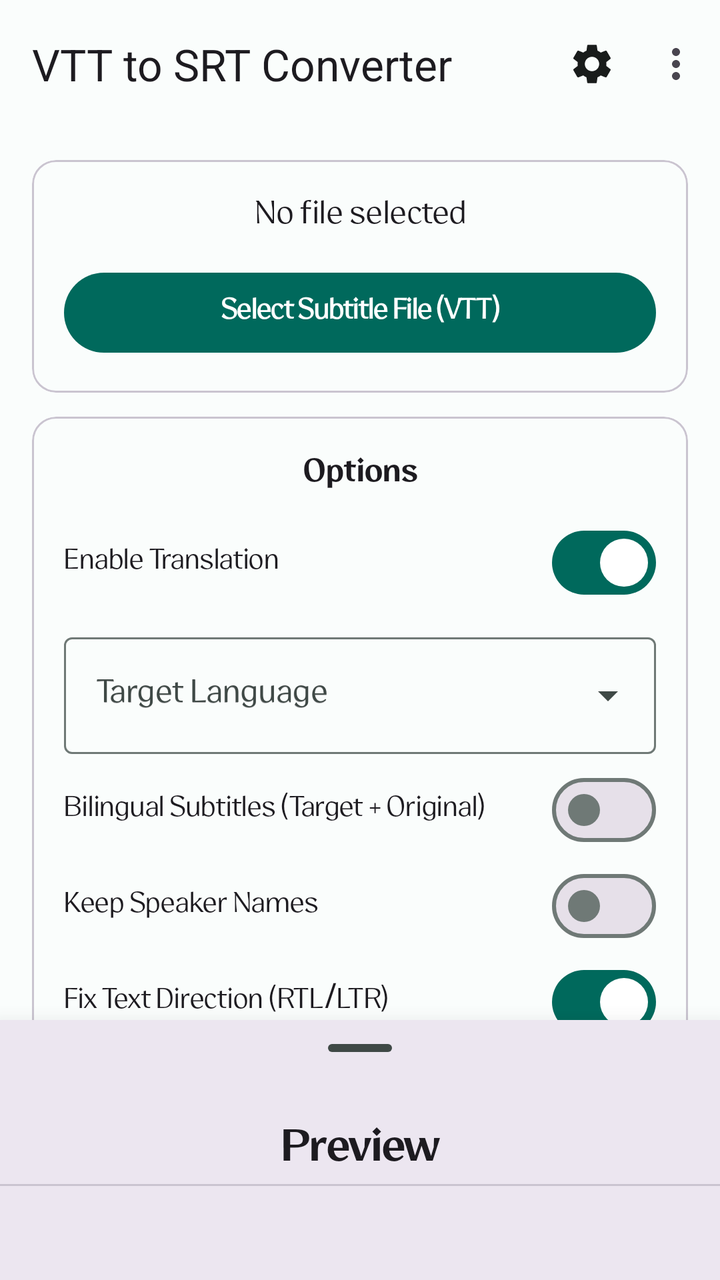
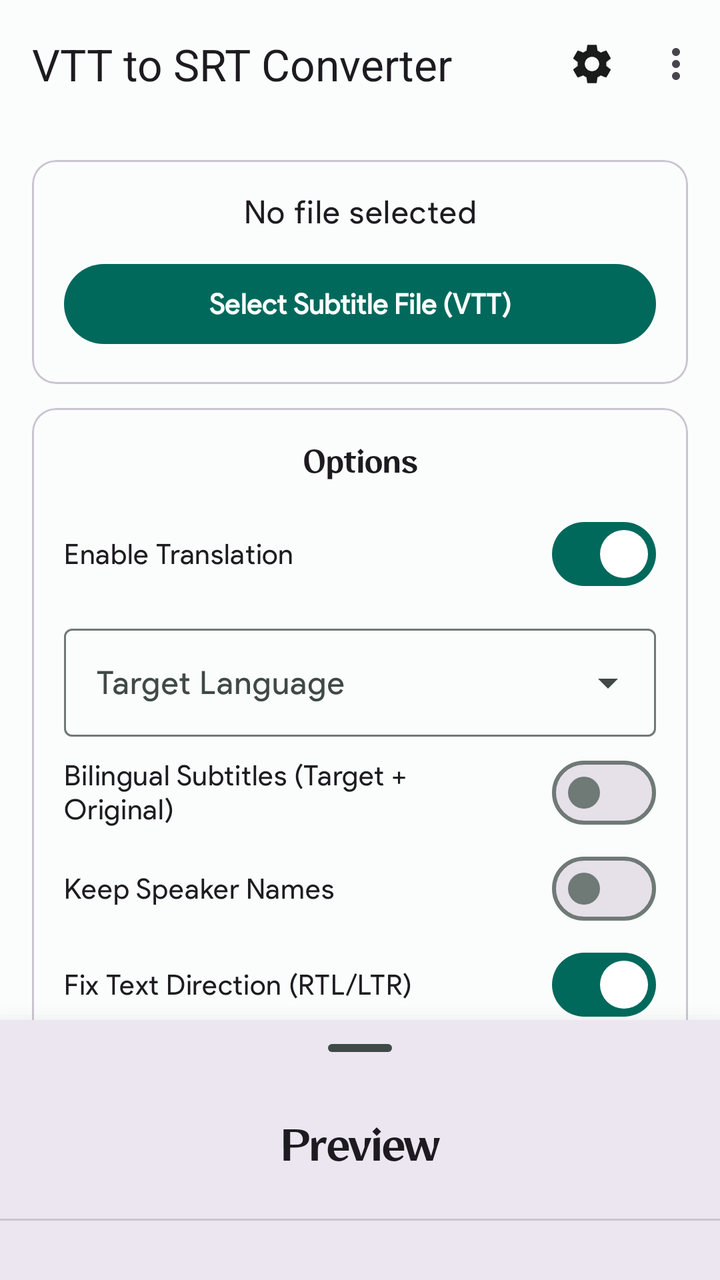

An Android layout rendered at two revisions. The XML below is the earlier revision; the diff shows what the commit changed to produce the second picture.
<!-- AndroidManifest.xml: application theme Theme.Vtt2Srt -->
<!-- res/layout/activity_main.xml -->
<?xml version="1.0" encoding="utf-8"?>
<androidx.coordinatorlayout.widget.CoordinatorLayout
    xmlns:android="http://schemas.android.com/apk/res/android"
    xmlns:app="http://schemas.android.com/apk/res-auto"
    android:layout_width="match_parent"
    android:layout_height="match_parent">

    
    <LinearLayout
        android:layout_width="match_parent"
        android:layout_height="match_parent"
        android:orientation="vertical">

        <com.google.android.material.appbar.AppBarLayout
            android:id="@+id/appbar"
            android:layout_width="match_parent"
            android:layout_height="wrap_content">

            <com.google.android.material.appbar.MaterialToolbar
                android:id="@+id/toolbar"
                android:layout_width="match_parent"
                android:layout_height="?attr/actionBarSize"
                app:menu="@menu/main_menu"
                app:title="@string/app_name" />

        </com.google.android.material.appbar.AppBarLayout>

        <androidx.core.widget.NestedScrollView
            android:layout_width="match_parent"
            android:layout_height="match_parent"
            android:fadingEdgeLength="16dp"
            android:fillViewport="true"
            android:requiresFadingEdge="vertical">

            <LinearLayout
                android:layout_width="match_parent"
                android:layout_height="wrap_content"
                android:orientation="vertical"
                android:padding="16dp"
                android:paddingBottom="180dp">

                
                <com.google.android.material.card.MaterialCardView
                    style="@style/Widget.Material3.CardView.Outlined"
                    android:layout_width="match_parent"
                    android:layout_height="wrap_content"
                    android:layout_marginBottom="12dp">

                    <LinearLayout
                        android:layout_width="match_parent"
                        android:layout_height="wrap_content"
                        android:orientation="vertical"
                        android:padding="16dp">

                        <com.google.android.material.textview.MaterialTextView
                            android:id="@+id/tvFileName"
                            android:layout_width="match_parent"
                            android:layout_height="wrap_content"
                            android:gravity="center"
                            android:text="@string/no_file"
                            android:textAppearance="?attr/textAppearanceBodyLarge" />

                        <com.google.android.material.button.MaterialButton
                            android:id="@+id/btnPick"
                            android:layout_width="match_parent"
                            android:layout_height="wrap_content"
                            android:layout_marginTop="12dp"
                            android:text="@string/pick_file"
                            android:textStyle="bold" />
                    </LinearLayout>
                </com.google.android.material.card.MaterialCardView>

                
                <com.google.android.material.card.MaterialCardView
                    style="@style/Widget.Material3.CardView.Outlined"
                    android:layout_width="match_parent"
                    android:layout_height="wrap_content"
                    android:layout_marginBottom="12dp">

                    <LinearLayout
                        android:layout_width="match_parent"
                        android:layout_height="wrap_content"
                        android:orientation="vertical"
                        android:padding="16dp">

                        <com.google.android.material.textview.MaterialTextView
                            android:layout_width="match_parent"
                            android:layout_height="wrap_content"
                            android:layout_marginBottom="8dp"
                            android:gravity="center"
                            app:fontFamily="@font/qomra_bold"
                            android:text="@string/options_title"
                            android:textAppearance="?attr/textAppearanceTitleMedium" />

                        <com.google.android.material.materialswitch.MaterialSwitch
                            android:id="@+id/swTranslate"
                            android:layout_width="match_parent"
                            android:layout_height="wrap_content"
                            android:checked="true"
                            android:text="@string/opt_translate" />

                        <com.google.android.material.textfield.TextInputLayout
                            android:id="@+id/tlTargetLanguage"
                            style="@style/Widget.Material3.TextInputLayout.OutlinedBox.ExposedDropdownMenu"
                            android:layout_width="match_parent"
                            android:layout_height="wrap_content"
                            android:layout_marginTop="8dp"
                            android:layout_marginBottom="4dp"
                            android:hint="@string/target_language_hint">

                            <AutoCompleteTextView
                                android:id="@+id/actvTargetLanguage"
                                android:layout_width="match_parent"
                                android:layout_height="wrap_content"
                                android:focusable="false"
                                android:hint="@string/target_language_hint"
                                android:inputType="none" />
                        </com.google.android.material.textfield.TextInputLayout>

                        <com.google.android.material.materialswitch.MaterialSwitch
                            android:id="@+id/swBilingual"
                            android:layout_width="match_parent"
                            android:layout_height="wrap_content"
                            android:text="@string/opt_bilingual" />

                        <com.google.android.material.materialswitch.MaterialSwitch
                            android:id="@+id/swSpeakers"
                            android:layout_width="match_parent"
                            android:layout_height="wrap_content"
                            android:text="@string/opt_speakers" />

                        <com.google.android.material.materialswitch.MaterialSwitch
                            android:id="@+id/swRtl"
                            android:layout_width="match_parent"
                            android:layout_height="wrap_content"
                            android:checked="true"
                            android:text="@string/opt_rtl" />
                    </LinearLayout>
                </com.google.android.material.card.MaterialCardView>

                
                <LinearLayout
                    android:layout_width="match_parent"
                    android:layout_height="wrap_content"
                    android:orientation="horizontal">

                    <com.google.android.material.button.MaterialButton
                        android:id="@+id/btnConvert"
                        android:layout_width="0dp"
                        android:layout_height="wrap_content"
                        android:layout_weight="1"
                        android:enabled="false"
                        android:text="@string/convert"
                        android:textStyle="bold" />

                    <com.google.android.material.button.MaterialButton
                        android:id="@+id/btnCancel"
                        style="@style/Widget.Material3.Button.OutlinedButton"
                        android:layout_width="wrap_content"
                        android:layout_height="wrap_content"
                        android:layout_marginStart="8dp"
                        android:text="@string/cancel"
                        android:visibility="gone" />
                </LinearLayout>

                <LinearLayout
                    android:id="@+id/progressGroup"
                    android:layout_width="match_parent"
                    android:layout_height="wrap_content"
                    android:layout_marginTop="12dp"
                    android:orientation="vertical"
                    android:visibility="gone">

                    <com.google.android.material.progressindicator.LinearProgressIndicator
                        android:id="@+id/progressBar"
                        android:layout_width="match_parent"
                        android:layout_height="wrap_content"
                        android:max="100"
                        app:indeterminateAnimationType="disjoint"
                        app:trackCornerRadius="4dp"
                        app:trackThickness="8dp" />

                    <com.google.android.material.textview.MaterialTextView
                        android:id="@+id/tvProgress"
                        android:layout_width="match_parent"
                        android:layout_height="wrap_content"
                        android:layout_marginTop="4dp"
                        android:textAppearance="?attr/textAppearanceBodySmall" />
                </LinearLayout>

                <com.google.android.material.button.MaterialButton
                    android:id="@+id/btnSave"
                    style="@style/Widget.Material3.Button.TonalButton"
                    android:layout_width="match_parent"
                    android:layout_height="wrap_content"
                    android:layout_marginTop="8dp"
                    android:enabled="false"
                    android:text="@string/save"
                    android:textStyle="bold" />

            </LinearLayout>
        </androidx.core.widget.NestedScrollView>
    </LinearLayout>

    
    <androidx.coordinatorlayout.widget.CoordinatorLayout
        android:id="@+id/bottomSheetPreview"
        android:layout_width="match_parent"
        android:layout_height="match_parent"
        android:background="?attr/colorSurfaceContainerHigh"
        android:elevation="16dp"
        app:behavior_hideable="false"
        app:behavior_peekHeight="130dp"
        app:layout_behavior="com.google.android.material.bottomsheet.BottomSheetBehavior"
        app:shapeAppearanceOverlay="@style/BottomSheetShape">

        <LinearLayout
            android:layout_width="match_parent"
            android:layout_height="match_parent"
            android:orientation="vertical">

            
            <com.google.android.material.bottomsheet.BottomSheetDragHandleView
                android:layout_width="wrap_content"
                android:layout_height="wrap_content"
                android:layout_gravity="center_horizontal"
                />

            
            <LinearLayout
                android:id="@+id/layoutSheetHeader"
                android:layout_width="match_parent"
                android:layout_height="wrap_content"
                android:clickable="true"
                android:focusable="true"
                android:gravity="center_vertical"
                android:orientation="horizontal"
                android:paddingHorizontal="20dp">

                <com.google.android.material.textview.MaterialTextView
                    android:layout_width="match_parent"
                    android:layout_height="wrap_content"
                    app:fontFamily="@font/qomra_bold"
                    android:text="@string/preview_title"
                    android:gravity="center"
                    android:textStyle="bold"
                    android:textAppearance="?attr/textAppearanceTitleLarge" />

                <com.google.android.material.textview.MaterialTextView
                    android:id="@+id/tvCueCount"
                    android:layout_width="wrap_content"
                    android:layout_height="wrap_content"
                    android:textAppearance="?attr/textAppearanceBodyMedium"
                    android:textColor="?attr/colorPrimary"
                    android:textStyle="bold" />
            </LinearLayout>

            <com.google.android.material.divider.MaterialDivider
                android:layout_width="match_parent"
                android:layout_height="wrap_content" />

            
            <FrameLayout
                android:layout_width="match_parent"
                android:layout_height="match_parent"
                android:paddingHorizontal="16dp"
                android:paddingBottom="16dp">

                <androidx.recyclerview.widget.RecyclerView
                    android:id="@+id/rvCues"
                    android:layout_width="match_parent"
                    android:layout_height="match_parent"
                    android:clipToPadding="false"
                    android:paddingBottom="32dp"
                    android:visibility="gone" />

                <com.google.android.material.textview.MaterialTextView
                    android:id="@+id/tvEmpty"
                    android:layout_width="match_parent"
                    android:layout_height="wrap_content"
                    android:layout_gravity="center"
                    android:gravity="center"
                    android:padding="24dp"
                    android:text="@string/preview_empty"
                    android:textAppearance="?attr/textAppearanceBodyMedium"
                    android:textColor="?attr/colorOnSurfaceVariant" />
            </FrameLayout>

        </LinearLayout>
    </androidx.coordinatorlayout.widget.CoordinatorLayout>

</androidx.coordinatorlayout.widget.CoordinatorLayout>
<!-- resources referenced by this layout -->
<resources>
  <string name="app_name">VTT to SRT Converter</string>
  <string name="cancel">Cancel</string>
  <string name="convert">Convert</string>
  <string name="no_file">No file selected</string>
  <string name="opt_bilingual">Bilingual Subtitles (Target + Original)</string>
  <string name="opt_rtl">Fix Text Direction (RTL/LTR)</string>
  <string name="opt_speakers">Keep Speaker Names</string>
  <string name="opt_translate">Enable Translation</string>
  <string name="options_title">Options</string>
  <string name="pick_file">Select Subtitle File (VTT)</string>
  <string name="preview_empty">Line preview will appear here after selecting a file</string>
  <string name="preview_title">Preview</string>
  <string name="save">Save SRT File</string>
  <string name="target_language_hint">Target Language</string>
  <style name="BottomSheetShape" parent="">
          <item name="cornerFamily">rounded</item>
          <item name="cornerSizeTopLeft">24dp</item>
          <item name="cornerSizeTopRight">24dp</item>
          <item name="cornerSizeBottomLeft">0dp</item>
          <item name="cornerSizeBottomRight">0dp</item>
      </style>
  <color name="md_theme_light_primary">#00695C</color>
  <color name="md_theme_light_onPrimary">#FFFFFF</color>
  <color name="md_theme_light_primaryContainer">#A0F2E3</color>
  <color name="md_theme_light_onPrimaryContainer">#00201B</color>
  <color name="md_theme_light_secondary">#4A635E</color>
  <color name="md_theme_light_onSecondary">#FFFFFF</color>
  <color name="md_theme_light_secondaryContainer">#CCE8E2</color>
  <color name="md_theme_light_onSecondaryContainer">#05201C</color>
  <color name="md_theme_light_tertiary">#456179</color>
  <color name="md_theme_light_onTertiary">#FFFFFF</color>
  <color name="md_theme_light_tertiaryContainer">#CCE5FF</color>
  <color name="md_theme_light_onTertiaryContainer">#001E36</color>
  <color name="md_theme_light_error">#BA1A1A</color>
  <color name="md_theme_light_onError">#FFFFFF</color>
  <color name="md_theme_light_errorContainer">#FFDAD6</color>
  <color name="md_theme_light_onErrorContainer">#410002</color>
  <color name="md_theme_light_background">#FAFDFC</color>
  <color name="md_theme_light_surface">#FAFDFC</color>
  <color name="md_theme_light_onSurface">#191C1B</color>
  <color name="md_theme_light_surfaceVariant">#DAE5E1</color>
  <color name="md_theme_light_onSurfaceVariant">#3F4946</color>
  <color name="md_theme_light_outline">#6F7976</color>
</resources>

<!-- the commit's change to res/layout/activity_main.xml (unified diff, before → after) -->
@@ -234,8 +234,7 @@
                 android:clickable="true"
                 android:focusable="true"
                 android:gravity="center_vertical"
-                android:orientation="horizontal"
-                android:paddingHorizontal="20dp">
+                android:orientation="vertical">
 
                 <com.google.android.material.textview.MaterialTextView
                     android:layout_width="match_parent"
